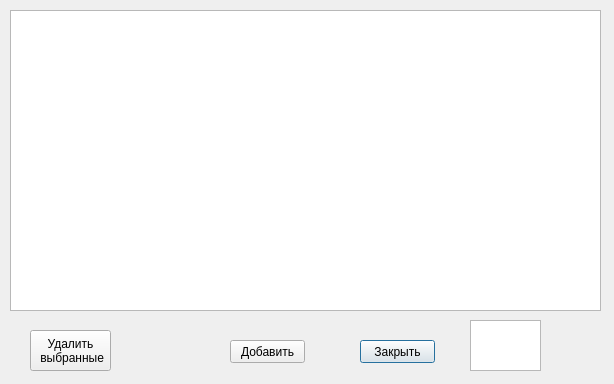
The window that ContactsDialog.ui (okostynchuk/Outcall) describes before a commit, drawn with Qt 5.
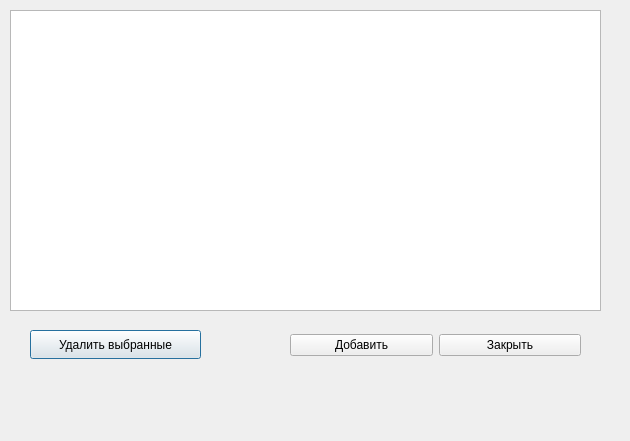
The same window after the commit.

Commit message: contactsWindow Full screen size

Diff of the .ui file:
```diff
--- a/ContactsDialog.ui
+++ b/ContactsDialog.ui
@@ -6,12 +6,15 @@
    <rect>
     <x>0</x>
     <y>0</y>
-    <width>614</width>
-    <height>384</height>
+    <width>630</width>
+    <height>441</height>
    </rect>
   </property>
   <property name="windowTitle">
-   <string>Dialog</string>
+   <string>Контакты</string>
+  </property>
+  <property name="styleSheet">
+   <string notr="true"/>
   </property>
   <widget class="QTableView" name="tableView">
    <property name="geometry">
@@ -22,31 +25,8 @@
      <height>301</height>
     </rect>
    </property>
-  </widget>
-  <widget class="QPushButton" name="closeButton">
-   <property name="geometry">
-    <rect>
-     <x>360</x>
-     <y>340</y>
-     <width>75</width>
-     <height>23</height>
-    </rect>
-   </property>
-   <property name="text">
-    <string>Закрыть</string>
-   </property>
-  </widget>
-  <widget class="QPushButton" name="addButton">
-   <property name="geometry">
-    <rect>
-     <x>230</x>
-     <y>340</y>
-     <width>75</width>
-     <height>23</height>
-    </rect>
-   </property>
-   <property name="text">
-    <string>Добавить</string>
+   <property name="styleSheet">
+    <string notr="true"/>
    </property>
   </widget>
   <widget class="QPushButton" name="deleteButton">
@@ -54,10 +34,16 @@
     <rect>
      <x>30</x>
      <y>330</y>
-     <width>81</width>
-     <height>41</height>
+     <width>171</width>
+     <height>29</height>
     </rect>
    </property>
+   <property name="minimumSize">
+    <size>
+     <width>137</width>
+     <height>0</height>
+    </size>
+   </property>
    <property name="acceptDrops">
     <bool>false</bool>
    </property>
@@ -68,19 +54,34 @@
     <set>Qt::ImhNone</set>
    </property>
    <property name="text">
-    <string>Удалить
- выбранные</string>
+    <string>Удалить выбранные</string>
    </property>
   </widget>
-  <widget class="QTextEdit" name="textEdit">
+  <widget class="QWidget" name="layoutWidget">
    <property name="geometry">
     <rect>
-     <x>470</x>
-     <y>320</y>
-     <width>71</width>
-     <height>51</height>
+     <x>290</x>
+     <y>330</y>
+     <width>291</width>
+     <height>31</height>
     </rect>
    </property>
+   <layout class="QHBoxLayout" name="horizontalLayout">
+    <item>
+     <widget class="QPushButton" name="addButton">
+      <property name="text">
+       <string>Добавить</string>
+      </property>
+     </widget>
+    </item>
+    <item>
+     <widget class="QPushButton" name="closeButton">
+      <property name="text">
+       <string>Закрыть</string>
+      </property>
+     </widget>
+    </item>
+   </layout>
   </widget>
  </widget>
  <resources/>
```
The commit also changes 1 other file.
